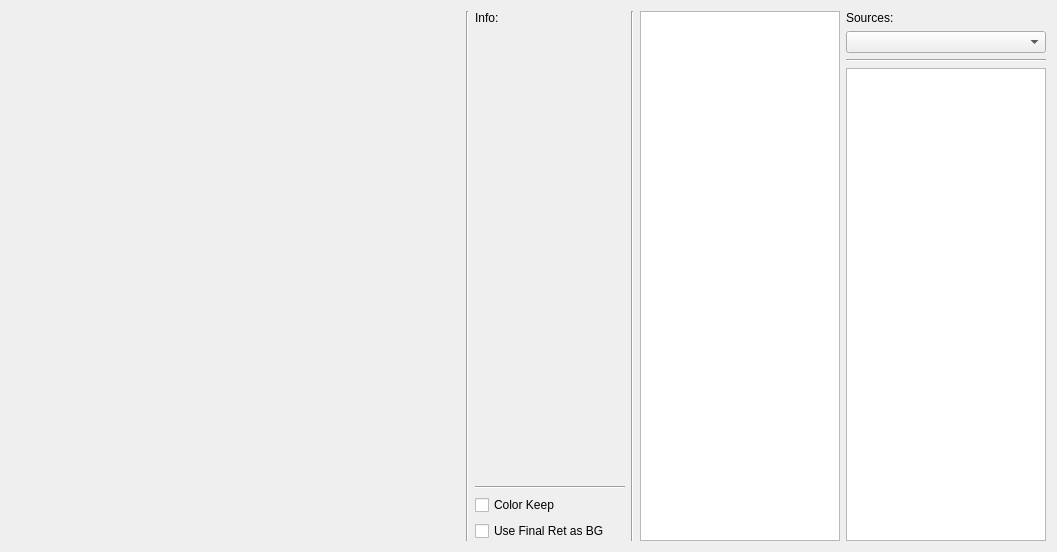
Before: the Qt Designer form gui/ui/verbose_show.ui in panderan/text-detection, drawn with Qt 5.
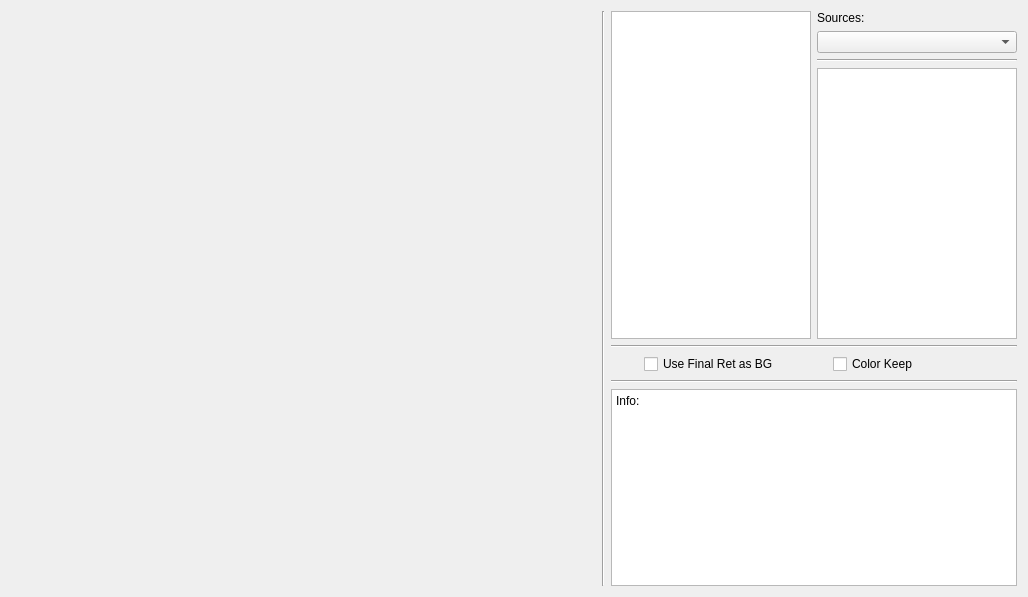
After: the same form once the commit is applied.

```diff
--- a/gui/ui/verbose_show.ui
+++ b/gui/ui/verbose_show.ui
@@ -6,14 +6,14 @@
    <rect>
     <x>0</x>
     <y>0</y>
-    <width>1057</width>
-    <height>552</height>
+    <width>1028</width>
+    <height>597</height>
    </rect>
   </property>
   <property name="windowTitle">
    <string>Verbose Result</string>
   </property>
-  <layout class="QHBoxLayout" name="horizontalLayout" stretch="1,0,0,0,0,0">
+  <layout class="QHBoxLayout" name="horizontalLayout" stretch="1,0,0">
    <item>
     <widget class="QWidget" name="widget_display" native="true"/>
    </item>
@@ -25,101 +25,9 @@
     </widget>
    </item>
    <item>
-    <layout class="QVBoxLayout" name="verticalLayout_2">
-     <property name="sizeConstraint">
-      <enum>QLayout::SetDefaultConstraint</enum>
-     </property>
+    <layout class="QVBoxLayout" name="verticalLayout_3" stretch="5,0,0,0,3">
      <item>
-      <widget class="QLabel" name="label_info">
-       <property name="enabled">
-        <bool>true</bool>
-       </property>
-       <property name="minimumSize">
-        <size>
-         <width>150</width>
-         <height>0</height>
-        </size>
-       </property>
-       <property name="maximumSize">
-        <size>
-         <width>150</width>
-         <height>16777215</height>
-        </size>
-       </property>
-       <property name="text">
-        <string>Info:</string>
-       </property>
-       <property name="alignment">
-        <set>Qt::AlignLeading|Qt::AlignLeft|Qt::AlignTop</set>
-       </property>
-      </widget>
-     </item>
-     <item>
-      <widget class="Line" name="line_horiz_2">
-       <property name="minimumSize">
-        <size>
-         <width>150</width>
-         <height>0</height>
-        </size>
-       </property>
-       <property name="maximumSize">
-        <size>
-         <width>150</width>
-         <height>16777215</height>
-        </size>
-       </property>
-       <property name="orientation">
-        <enum>Qt::Horizontal</enum>
-       </property>
-      </widget>
-     </item>
-     <item>
-      <widget class="QCheckBox" name="checkbox_color_keep">
-       <property name="minimumSize">
-        <size>
-         <width>150</width>
-         <height>0</height>
-        </size>
-       </property>
-       <property name="maximumSize">
-        <size>
-         <width>150</width>
-         <height>16777215</height>
-        </size>
-       </property>
-       <property name="text">
-        <string>Color Keep</string>
-       </property>
-      </widget>
-     </item>
-     <item>
-      <widget class="QCheckBox" name="checkbox_use_final_ret_as_bg">
-       <property name="minimumSize">
-        <size>
-         <width>150</width>
-         <height>0</height>
-        </size>
-       </property>
-       <property name="maximumSize">
-        <size>
-         <width>150</width>
-         <height>16777215</height>
-        </size>
-       </property>
-       <property name="text">
-        <string>Use Final Ret as BG</string>
-       </property>
-      </widget>
-     </item>
-    </layout>
-   </item>
-   <item>
-    <widget class="Line" name="line_vertical_2">
-     <property name="orientation">
-      <enum>Qt::Vertical</enum>
-     </property>
-    </widget>
-   </item>
+      <layout class="QHBoxLayout" name="horizontalLayout_2">
    <item>
     <widget class="QListWidget" name="list_widget_sec">
      <property name="sizePolicy">
@@ -205,6 +113,86 @@
          <width>200</width>
          <height>16777215</height>
         </size>
+           </property>
+          </widget>
+         </item>
+        </layout>
+       </item>
+      </layout>
+     </item>
+     <item>
+      <widget class="Line" name="line_horiz_2">
+       <property name="orientation">
+        <enum>Qt::Horizontal</enum>
+       </property>
+      </widget>
+     </item>
+     <item>
+      <layout class="QHBoxLayout" name="horizontalLayout_3">
+       <item>
+        <widget class="QCheckBox" name="checkbox_use_final_ret_as_bg">
+         <property name="minimumSize">
+          <size>
+           <width>150</width>
+           <height>0</height>
+          </size>
+         </property>
+         <property name="maximumSize">
+          <size>
+           <width>150</width>
+           <height>16777215</height>
+          </size>
+         </property>
+         <property name="text">
+          <string>Use Final Ret as BG</string>
+         </property>
+        </widget>
+       </item>
+       <item>
+        <widget class="QCheckBox" name="checkbox_color_keep">
+         <property name="minimumSize">
+          <size>
+           <width>150</width>
+           <height>0</height>
+          </size>
+         </property>
+         <property name="maximumSize">
+          <size>
+           <width>150</width>
+           <height>16777215</height>
+          </size>
+         </property>
+         <property name="text">
+          <string>Color Keep</string>
+         </property>
+        </widget>
+       </item>
+      </layout>
+     </item>
+     <item>
+      <widget class="Line" name="line_horiz_3">
+       <property name="orientation">
+        <enum>Qt::Horizontal</enum>
+       </property>
+      </widget>
+     </item>
+     <item>
+      <widget class="QTextBrowser" name="textbrowser_info">
+       <property name="enabled">
+        <bool>true</bool>
+       </property>
+       <property name="maximumSize">
+        <size>
+         <width>411</width>
+         <height>16777215</height>
+        </size>
+       </property>
+       <property name="html">
+        <string>&lt;!DOCTYPE HTML PUBLIC &quot;-//W3C//DTD HTML 4.0//EN&quot; &quot;http://www.w3.org/TR/REC-html40/strict.dtd&quot;&gt;
+&lt;html&gt;&lt;head&gt;&lt;meta name=&quot;qrichtext&quot; content=&quot;1&quot; /&gt;&lt;style type=&quot;text/css&quot;&gt;
+p, li { white-space: pre-wrap; }
+&lt;/style&gt;&lt;/head&gt;&lt;body style=&quot; font-family:'SimSun'; font-size:9pt; font-weight:400; font-style:normal;&quot;&gt;
+&lt;p style=&quot; margin-top:0px; margin-bottom:0px; margin-left:0px; margin-right:0px; -qt-block-indent:0; text-indent:0px;&quot;&gt;Info:&lt;/p&gt;&lt;/body&gt;&lt;/html&gt;</string>
        </property>
       </widget>
      </item>
```
Lines whose indentation alone changed are shown as unchanged.
